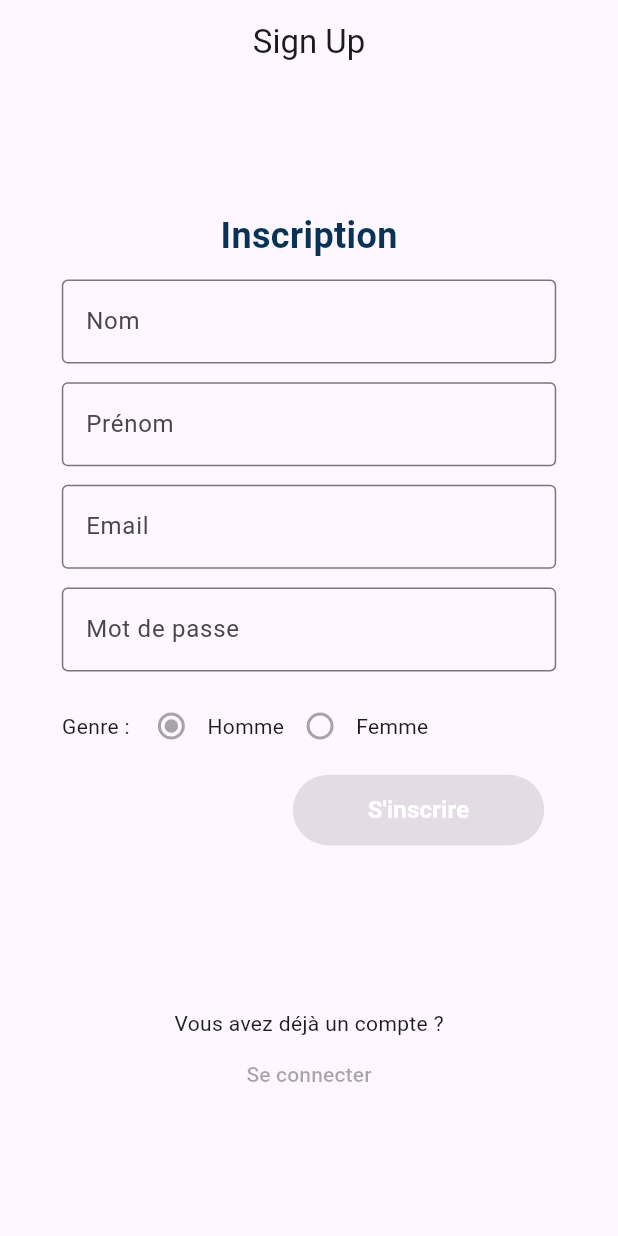
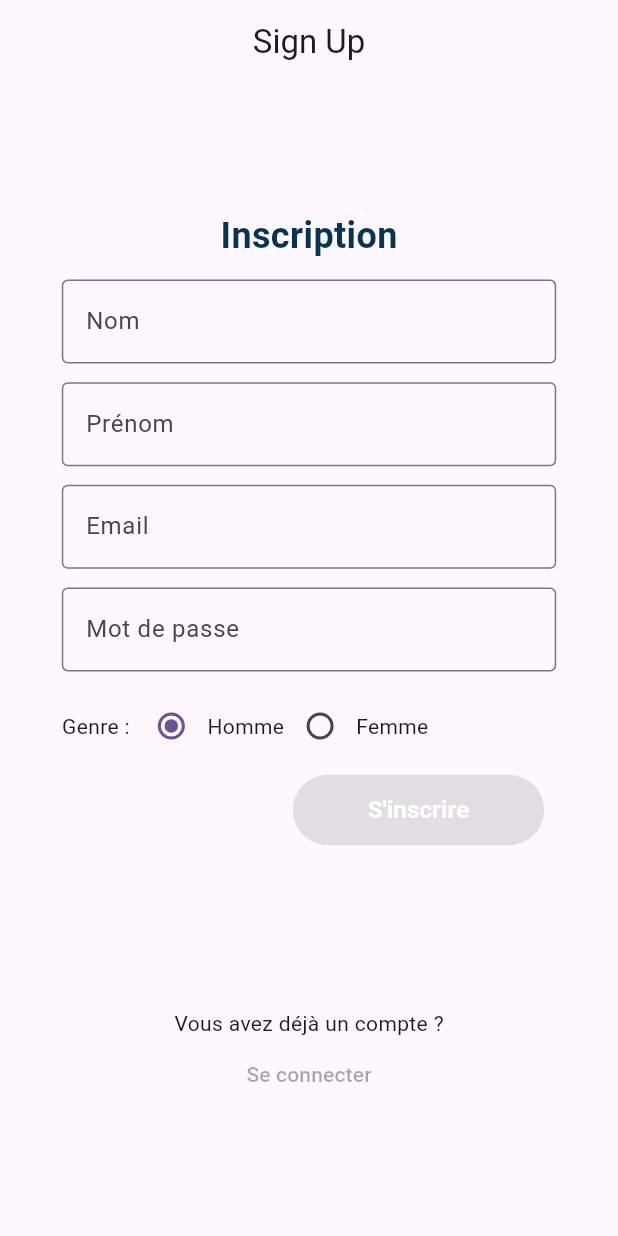
Before and after one commit to adiallo12/lpmiManageApp, a Flutter app: the screen it shows after launch, on a phone screen of 412 x 824 dp. Run offline on Flutter 3.47's test engine with Material 3 defaults, Android fonts, the phone set to English and light mode, and no system bars.

```diff
--- a/lib/signup_page.dart
+++ b/lib/signup_page.dart
@@ -9,6 +9,8 @@ class SignUpPage extends StatefulWidget {
 }
 
 class _SignUpPageState extends State<SignUpPage> {
+  String gender = "Homme";
+
   @override
   Widget build(BuildContext context) {
     return Scaffold(
@@ -61,21 +63,27 @@ class _SignUpPageState extends State<SignUpPage> {
                   ),
                 ),
                 const Spacer(flex: 1),
-                const Row(
+                Row(
                   children: [
-                    Text("Genre : "),
+                    const Text("Genre : "),
                     Radio(
-                      value: 0,
-                      groupValue: 0,
-                      onChanged: null,
-                    ),
-                    Text("Homme"),
+                        value: 'Homme',
+                        groupValue: gender,
+                        onChanged: (value) {
+                          setState(() {
+                            gender = value.toString();
+                          });
+                        }),
+                    const Text("Homme"),
                     Radio(
-                      value: 1,
-                      groupValue: 0,
-                      onChanged: null,
-                    ),
-                    Text("Femme"),
+                        value: 'Femme',
+                        groupValue: gender,
+                        onChanged: (value) {
+                          setState(() {
+                            gender = value.toString();
+                          });
+                        }),
+                    const Text("Femme"),
                   ],
                 ),
                 ButtonBar(
```
